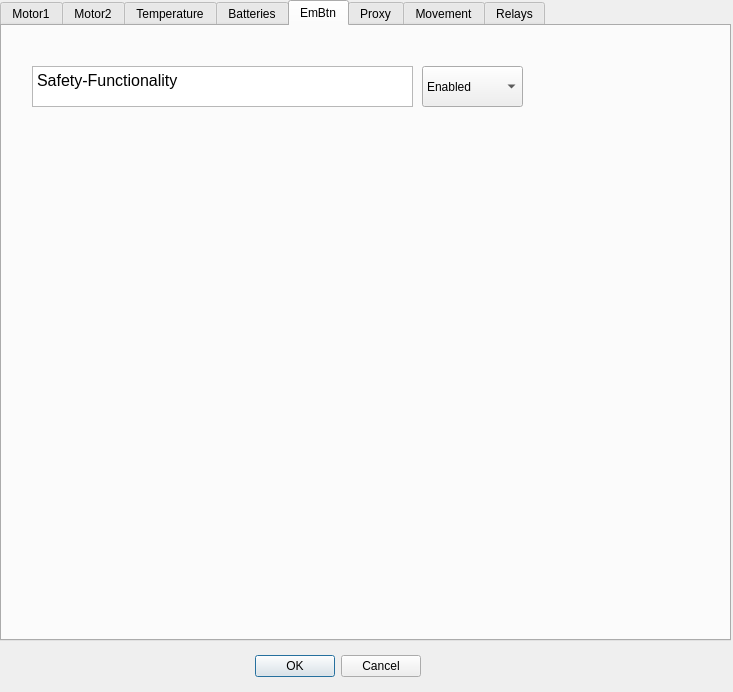
Before: the Qt Designer form ui/control_config.ui in jruelli/pluto_control, drawn with Qt 5.
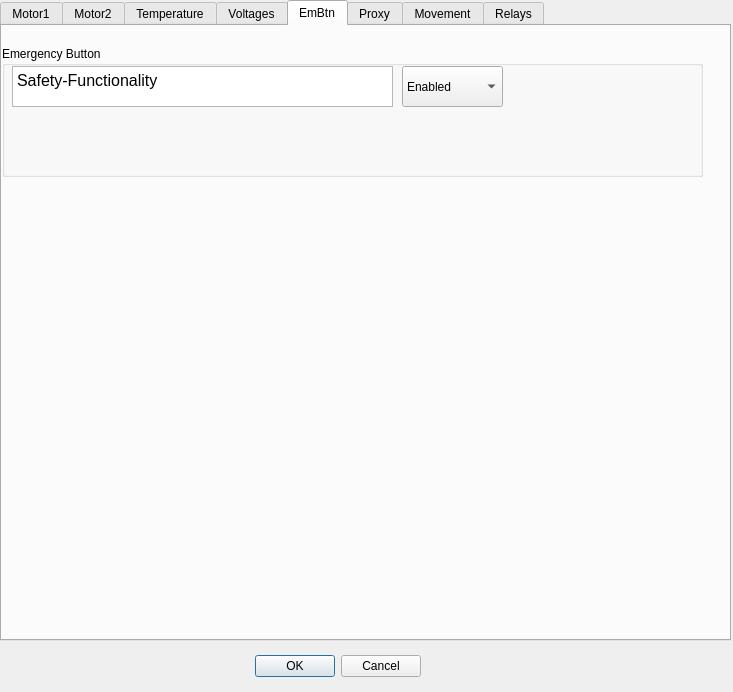
After: the same form once the commit is applied. The open tabs and pages were chosen to show the change.

The edit to the form file:
```diff
--- a/ui/control_config.ui
+++ b/ui/control_config.ui
@@ -857,7 +857,7 @@
    </widget>
    <widget class="QWidget" name="tab_6">
     <attribute name="title">
-     <string>Batteries</string>
+     <string>Voltages</string>
     </attribute>
     <widget class="QGroupBox" name="groupBox_26">
      <property name="geometry">
@@ -1236,11 +1236,23 @@
     <attribute name="title">
      <string>EmBtn</string>
     </attribute>
+    <widget class="QGroupBox" name="groupBox_30">
+     <property name="geometry">
+      <rect>
+       <x>0</x>
+       <y>20</y>
+       <width>701</width>
+       <height>131</height>
+      </rect>
+     </property>
+     <property name="title">
+      <string>Emergency Button</string>
+     </property>
     <widget class="QComboBox" name="cB_embtn_func">
      <property name="geometry">
       <rect>
-       <x>420</x>
-       <y>40</y>
+        <x>400</x>
+        <y>20</y>
        <width>101</width>
        <height>41</height>
       </rect>
@@ -1259,8 +1271,8 @@
     <widget class="QTextEdit" name="textEdit_117">
      <property name="geometry">
       <rect>
-       <x>30</x>
-       <y>40</y>
+        <x>10</x>
+        <y>20</y>
        <width>381</width>
        <height>41</height>
       </rect>
@@ -1275,6 +1287,7 @@
 &lt;/style&gt;&lt;/head&gt;&lt;body style=&quot; font-family:'MS Shell Dlg 2'; font-size:8pt; font-weight:400; font-style:normal;&quot;&gt;
 &lt;p style=&quot; margin-top:0px; margin-bottom:0px; margin-left:0px; margin-right:0px; -qt-block-indent:0; text-indent:0px;&quot;&gt;&lt;span style=&quot; font-size:12pt;&quot;&gt;Safety-Functionality&lt;/span&gt;&lt;/p&gt;&lt;/body&gt;&lt;/html&gt;</string>
      </property>
+     </widget>
     </widget>
    </widget>
    <widget class="QWidget" name="tab_8">
```
Left out of the diff: 13 changed lines with no effect on the pictures. Lines whose indentation alone changed are shown as unchanged.
